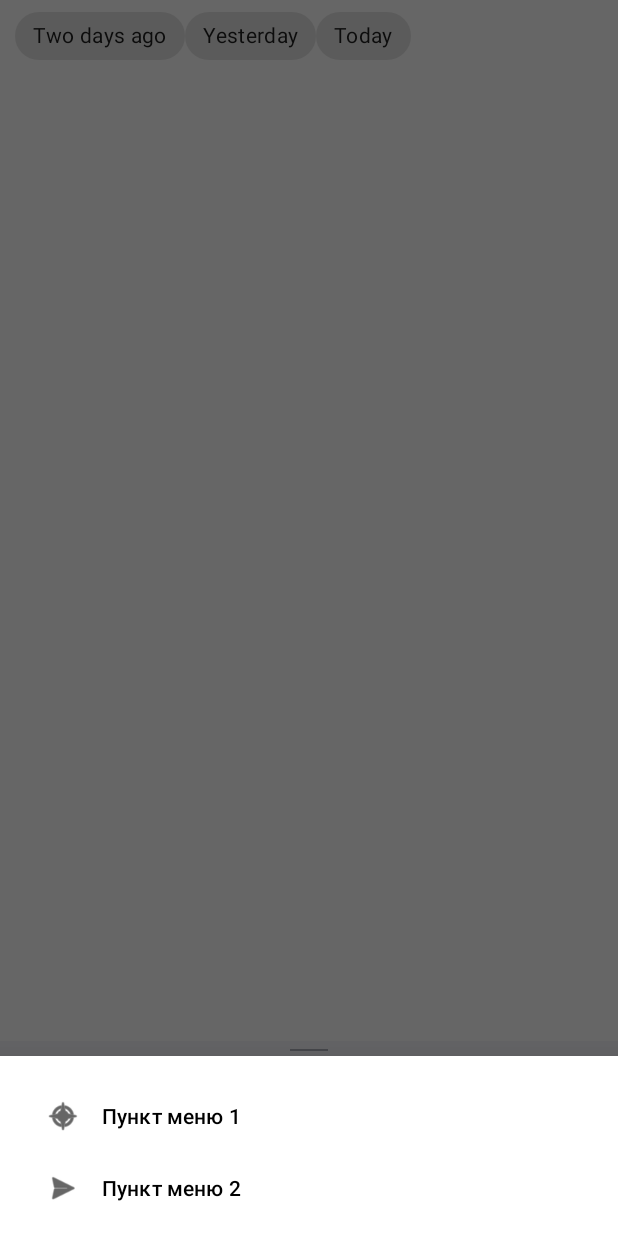
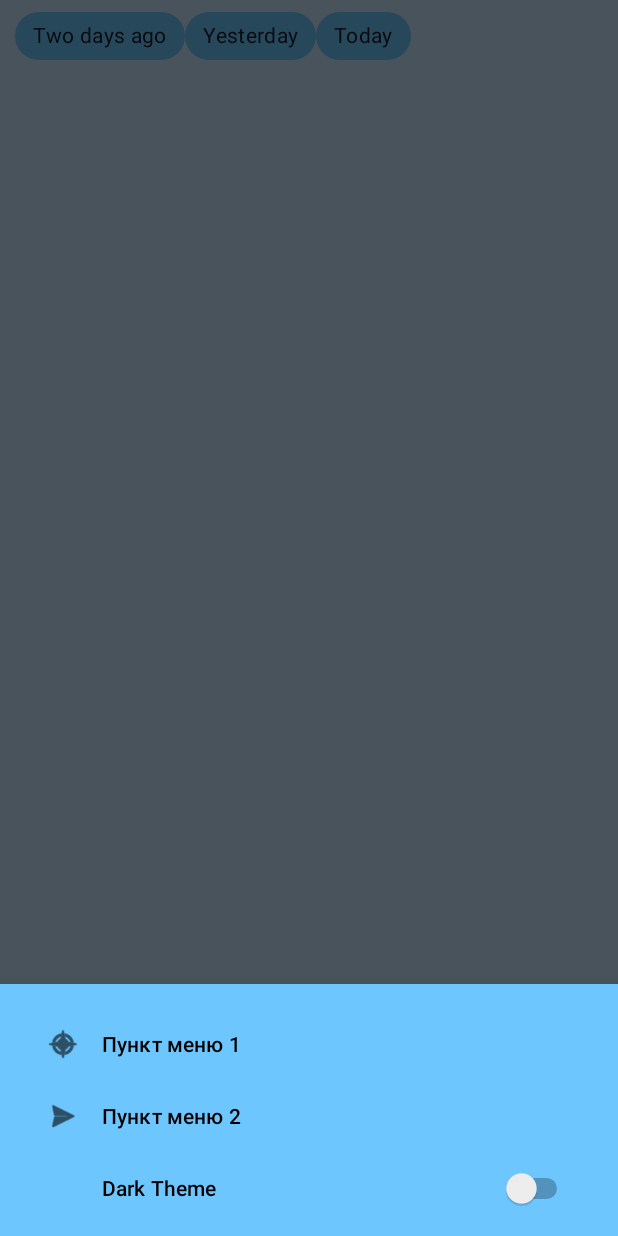
Before and after one commit to donspb/justpic, an Android app: the fragment BottomNavigationDrawerFragment placed in its activity, on a phone screen of 412 x 824 dp. Run offline under Robolectric (Android 15) with nearby library versions, the phone set to English and light mode, and no system bars; libraries missing offline, so code that uses them is left out: coil.api.load; pictures from the network do not load.

Commit message:
Practice 2

```diff
--- a/app/src/main/java/ru/gb/donspb/justpic/MainActivity.kt
+++ b/app/src/main/java/ru/gb/donspb/justpic/MainActivity.kt
@@ -1,12 +1,26 @@
 package ru.gb.donspb.justpic
 
+import android.content.Context
+import android.content.SharedPreferences
 import androidx.appcompat.app.AppCompatActivity
 import android.os.Bundle
+import android.preference.PreferenceManager
+import androidx.appcompat.app.AppCompatDelegate
 import ru.gb.donspb.justpic.ui.main.MainFragment
+import java.util.prefs.Preferences
+
+private const val THEME_TAG = "ISDARK"
 
 class MainActivity : AppCompatActivity() {
 
     override fun onCreate(savedInstanceState: Bundle?) {
+
+        val shredPrefs = getPreferences(Context.MODE_PRIVATE) ?: return
+        val isDark = shredPrefs.getBoolean(THEME_TAG, false)
+        if (isDark) {
+            AppCompatDelegate.setDefaultNightMode(AppCompatDelegate.MODE_NIGHT_YES)
+        }
+
         super.onCreate(savedInstanceState)
         setContentView(R.layout.main_activity)
         if (savedInstanceState == null) {
--- a/app/src/main/java/ru/gb/donspb/justpic/ui/main/BottomNavigationDrawerFragment.kt
+++ b/app/src/main/java/ru/gb/donspb/justpic/ui/main/BottomNavigationDrawerFragment.kt
@@ -1,13 +1,21 @@
 package ru.gb.donspb.justpic.ui.main
 
+import android.content.Context
+import android.content.res.Configuration
 import android.os.Bundle
 import android.view.LayoutInflater
 import android.view.View
 import android.view.ViewGroup
+import android.widget.Switch
 import android.widget.Toast
+import androidx.appcompat.app.AppCompatDelegate
+import androidx.appcompat.widget.SwitchCompat
+import androidx.core.view.MenuItemCompat
 import com.google.android.material.bottomsheet.BottomSheetDialogFragment
 import com.google.android.material.navigation.NavigationView
 import ru.gb.donspb.justpic.R
+
+private const val THEME_TAG = "ISDARK"
 
 class BottomNavigationDrawerFragment : BottomSheetDialogFragment() {
 
@@ -22,7 +30,22 @@ class BottomNavigationDrawerFragment : BottomSheetDialogFragment() {
     override fun onViewCreated(view: View, savedInstanceState: Bundle?) {
         super.onViewCreated(view, savedInstanceState)
 
-        view.findViewById<NavigationView>(R.id.navigation_view).setNavigationItemSelectedListener {
+        val navigationView = view.findViewById<NavigationView>(R.id.navigation_view)
+        val menuItem = navigationView.menu.findItem(R.id.navigation_set_dark)
+        val switch = menuItem.actionView.findViewById<Switch>(R.id.nav_menu_switch)
+        val sharedPrefs = activity?.getPreferences(Context.MODE_PRIVATE) ?: return
+
+
+        switch.setOnCheckedChangeListener { _, isChecked ->
+            sharedPrefs.edit().putBoolean(THEME_TAG, isChecked).apply()
+            if (isChecked) {
+                AppCompatDelegate.setDefaultNightMode(AppCompatDelegate.MODE_NIGHT_YES)
+            } else {
+                AppCompatDelegate.setDefaultNightMode(AppCompatDelegate.MODE_NIGHT_NO)
+            }
+         }
+
+        navigationView.setNavigationItemSelectedListener {
             menuItem -> when(menuItem.itemId) {
                 R.id.navigation_one -> Toast.makeText(context, "1", Toast.LENGTH_SHORT).show()
                 R.id.navigation_two -> Toast.makeText(context, "2", Toast.LENGTH_SHORT).show()
--- a/app/src/main/java/ru/gb/donspb/justpic/ui/main/MainFragment.kt
+++ b/app/src/main/java/ru/gb/donspb/justpic/ui/main/MainFragment.kt
@@ -3,10 +3,8 @@ package ru.gb.donspb.justpic.ui.main
 import androidx.lifecycle.ViewModelProvider
 import android.os.Bundle
 import android.view.*
+import android.widget.*
 import androidx.fragment.app.Fragment
-import android.widget.ImageView
-import android.widget.TextView
-import android.widget.Toast
 import androidx.constraintlayout.widget.ConstraintLayout
 import androidx.core.content.ContextCompat
 import androidx.lifecycle.Observer
@@ -31,9 +29,11 @@ class MainFragment : Fragment() {
     companion object {
         fun newInstance() = MainFragment()
         private var isMain = true
+        private var isChecked = false
     }
 
     private lateinit var bottomSheetBehavior: BottomSheetBehavior<ConstraintLayout>
+
 
     private val viewModel: MainViewModel by lazy {
         ViewModelProvider(this).get(MainViewModel::class.java)
@@ -53,6 +53,10 @@ class MainFragment : Fragment() {
                     BottomNavigationDrawerFragment().show(it.supportFragmentManager, "tag")
                 }
             }
+//            R.id.navigation_set_dark -> {
+//                isChecked = !item.isChecked()
+//                item.setChecked(isChecked)
+//            }
         }
         return super.onOptionsItemSelected(item)
     }
@@ -90,15 +94,19 @@ class MainFragment : Fragment() {
         super.onViewCreated(view, savedInstanceState)
         setBottomAppBar(view)
         setBottomSheetBehavior(view.findViewById(R.id.bottom_sheet_container))
+
+
+
         val dateFormat = SimpleDateFormat("yyyy-MM-dd")
         var date = dateFormat.format(Date())
-        var calendar = Calendar.getInstance()
         view.findViewById<Chip>(R.id.chip_2days).setOnClickListener {
+            val calendar = Calendar.getInstance()
             calendar.add(Calendar.DATE, -TWODAYS)
             date = dateFormat.format(calendar.time)
             loadVM(date)
         }
         view.findViewById<Chip>(R.id.chip_yest).setOnClickListener {
+            val calendar = Calendar.getInstance()
             calendar.add(Calendar.DATE, -ONEDAY)
             date = dateFormat.format(calendar.time)
             loadVM(date)
--- /dev/null
+++ b/app/src/main/res/layout/layout_switch.xml
@@ -0,0 +1,13 @@
+<?xml version="1.0" encoding="utf-8"?>
+<LinearLayout xmlns:android="http://schemas.android.com/apk/res/android"
+    android:layout_width="match_parent"
+    android:layout_height="match_parent"
+    android:orientation="horizontal">
+
+    <Switch
+        android:id="@+id/nav_menu_switch"
+        android:layout_width="wrap_content"
+        android:layout_height="match_parent"
+        android:text="" />
+
+</LinearLayout>
--- a/app/src/main/res/layout/main_fragment.xml
+++ b/app/src/main/res/layout/main_fragment.xml
@@ -71,18 +71,16 @@
         android:layout_width="match_parent"
         android:layout_height="wrap_content"
         android:layout_gravity="bottom"
+
         app:fabAlignmentMode="center"
-        app:navigationIcon="@drawable/ic_hamburger_icon"
-        app:backgroundTint="@color/design_default_color_primary" />
+        app:navigationIcon="@drawable/ic_hamburger_icon" />
 
     <com.google.android.material.floatingactionbutton.FloatingActionButton
         android:id="@+id/fab"
         android:layout_width="wrap_content"
         android:layout_height="wrap_content"
-        android:backgroundTint="@color/design_default_color_primary_variant"
         app:layout_anchor="@id/bottom_app_bar"
         app:srcCompat="@drawable/ic_plus_sign"
-        app:tint="@color/fab_tint"
         />
 
 
--- a/app/src/main/res/menu/menu_bottom_navigation.xml
+++ b/app/src/main/res/menu/menu_bottom_navigation.xml
@@ -1,5 +1,6 @@
 <?xml version="1.0" encoding="utf-8"?>
-<menu xmlns:android="http://schemas.android.com/apk/res/android">
+<menu xmlns:android="http://schemas.android.com/apk/res/android"
+    xmlns:app="http://schemas.android.com/apk/res-auto">
     <group android:checkableBehavior="none">
         <item
             android:id="@+id/navigation_one"
@@ -9,5 +10,9 @@
             android:id="@+id/navigation_two"
             android:icon="@android:drawable/ic_menu_send"
             android:title="@string/bottom_nav_item2" />
+        <item
+            android:id="@+id/navigation_set_dark"
+            android:title="@string/navigation_set_dark"
+            app:actionLayout="@layout/layout_switch" />
     </group>
 </menu>
--- a/app/src/main/res/values-night/themes.xml
+++ b/app/src/main/res/values-night/themes.xml
@@ -2,13 +2,13 @@
     <!-- Base application theme. -->
     <style name="Theme.JustPic" parent="Theme.MaterialComponents.DayNight.NoActionBar">
         <!-- Primary brand color. -->
-        <item name="colorPrimary">@color/purple_200</item>
-        <item name="colorPrimaryVariant">@color/purple_700</item>
-        <item name="colorOnPrimary">@color/black</item>
+        <item name="colorPrimary">@color/bluegrey</item>
+        <item name="colorPrimaryVariant">@color/dark_bluegrey</item>
+        <item name="colorOnPrimary">@color/white</item>
         <!-- Secondary brand color. -->
-        <item name="colorSecondary">@color/teal_200</item>
-        <item name="colorSecondaryVariant">@color/teal_200</item>
-        <item name="colorOnSecondary">@color/black</item>
+        <item name="colorSecondary">@color/almost_black</item>
+        <item name="colorSecondaryVariant">@color/black</item>
+        <item name="colorOnSecondary">@color/white</item>
         <!-- Status bar color. -->
         <item name="android:statusBarColor" tools:targetApi="l">?attr/colorPrimaryVariant</item>
         <!-- Customize your theme here. -->
--- a/app/src/main/res/values/colors.xml
+++ b/app/src/main/res/values/colors.xml
@@ -1,14 +1,33 @@
 <?xml version="1.0" encoding="utf-8"?>
 <resources>
-    <color name="purple_200">#FFBB86FC</color>
-    <color name="purple_500">#FF6200EE</color>
-    <color name="purple_700">#FF3700B3</color>
-    <color name="teal_200">#FF03DAC5</color>
-    <color name="teal_700">#FF018786</color>
-    <color name="black">#FF000000</color>
-    <color name="white">#FFFFFFFF</color>
+    <color name="blue">#2196f3</color>
+    <color name="light_blue">#6ec6ff</color>
+    <color name="dark_blue">#0069c0</color>
+    <color name="darkblue">#0d47a1</color>
+    <color name="light_darkblue">#5472d3</color>
+    <color name="dark_darkblue">#002171</color>
+    <color name="almost_white">#f5f5f5</color>
+    <color name="white">#ffffff</color>
+
+    <color name="bluegrey">#37474f</color>
+    <color name="light_bluegrey">#62727b</color>
+    <color name="dark_bluegrey">#102027</color>
+    <color name="almost_black">#212121</color>
+    <color name="light_almost_black">#484848</color>
+    <color name="black">#000000</color>
+
+    <!--    <color name="purple_200">#FFBB86FC</color>-->
+<!--    <color name="purple_500">#FF6200EE</color>-->
+<!--    <color name="purple_700">#FF3700B3</color>-->
+<!--    <color name="teal_200">#FF03DAC5</color>-->
+<!--    <color name="teal_700">#FF018786</color>-->
+<!--    <color name="black">#FF000000</color>-->
+<!--    <color name="white">#FFFFFFFF</color>-->
 
     <color name="bottom_sheet_line">#663b4351</color>
-    <color name="bottom_sheet_background">#f6f6fa</color>
+    <color name="bottom_sheet_background">#B8B8BD</color>
     <color name="fab_tint">#FFFFFF</color>
+
+    <color name="blueground">#B4D1E8</color>
+
 </resources>
--- a/app/src/main/res/values/strings.xml
+++ b/app/src/main/res/values/strings.xml
@@ -11,4 +11,6 @@
     <string name="chip_yest">Yesterday</string>
     <string name="chip_today">Today</string>
     <string name="chip_hd">HD</string>
+
+    <string name="navigation_set_dark">Dark Theme</string>
 </resources>
--- a/app/src/main/res/values/themes.xml
+++ b/app/src/main/res/values/themes.xml
@@ -2,15 +2,20 @@
     <!-- Base application theme. -->
     <style name="Theme.JustPic" parent="Theme.MaterialComponents.DayNight.NoActionBar">
         <!-- Primary brand color. -->
-        <item name="colorPrimary">@color/purple_500</item>
-        <item name="colorPrimaryVariant">@color/purple_700</item>
-        <item name="colorOnPrimary">@color/white</item>
+        <item name="colorPrimary">@color/blue</item>
+        <item name="colorPrimaryVariant">@color/dark_blue</item>
+        <item name="colorPrimaryDark">@color/dark_blue</item>
+        <item name="colorOnPrimary">@color/almost_white</item>
         <!-- Secondary brand color. -->
-        <item name="colorSecondary">@color/teal_200</item>
-        <item name="colorSecondaryVariant">@color/teal_700</item>
-        <item name="colorOnSecondary">@color/black</item>
+        <item name="colorSecondary">@color/darkblue</item>
+        <item name="colorSecondaryVariant">@color/dark_darkblue</item>
+        <item name="colorOnSecondary">@color/white</item>
         <!-- Status bar color. -->
         <item name="android:statusBarColor" tools:targetApi="l">?attr/colorPrimaryVariant</item>
         <!-- Customize your theme here. -->
+
+        <item name="colorSurface">@color/light_blue</item>
+
+        <item name="android:colorBackground">@color/blueground</item>
     </style>
 </resources>
```
